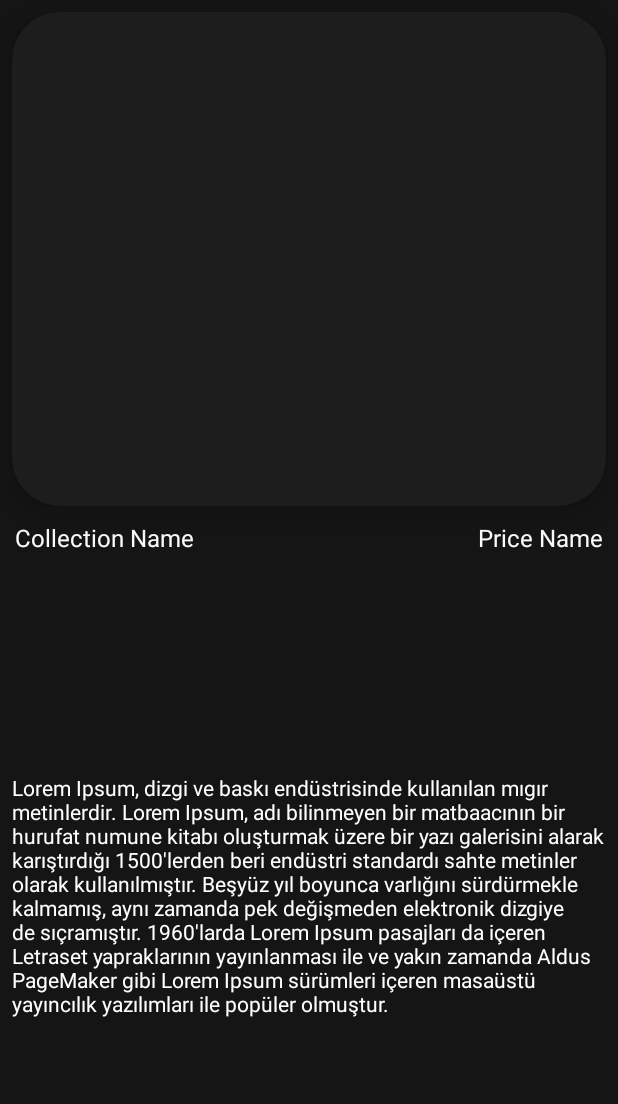
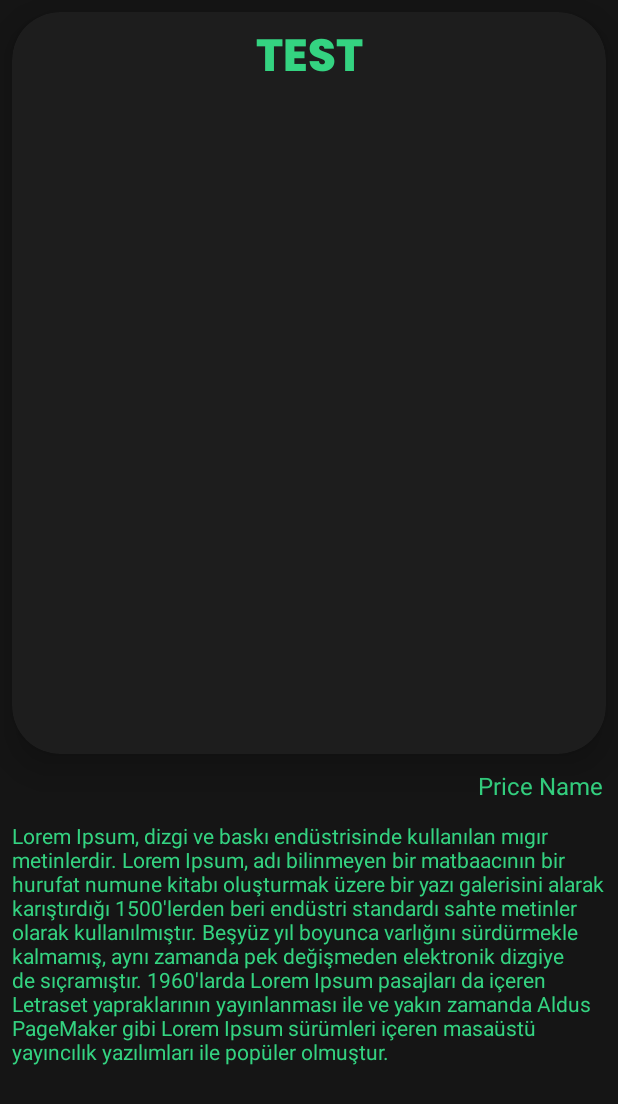
Before and after one commit to Akin-junior/HepsiburadaAndroidCaseStudy, an Android app: the layout fragment_detail.xml on its own in the app's theme, with its tools: preview values and no code run, on a phone screen of 412 x 824 dp. Shown: the top 1104 px of the screen. Run offline under Robolectric (Android 15) with nearby library versions, the phone set to English and light mode, and no system bars; network calls fail.

Commit message:
LastSearchedViewModel.kt room database created PureCollectionModel.kt add new parameters Visual improvements fragment_detail.xml and DetailFragment.kt Add progress barr for all images ImageViewExt.kt Date converted human readable format Description converted from html

```diff
--- a/app/build.gradle
+++ b/app/build.gradle
@@ -3,6 +3,7 @@ plugins {
     id 'kotlin-android'
     id 'kotlin-kapt'
     id ("androidx.navigation.safeargs.kotlin")
+    id 'kotlin-parcelize'
 }
 
 android {
--- a/app/src/main/AndroidManifest.xml
+++ b/app/src/main/AndroidManifest.xml
@@ -4,7 +4,7 @@
 
     <uses-permission android:name="android.permission.INTERNET" />
     <application
-        android:allowBackup="true"
+        android:allowBackup="false"
         android:icon="@mipmap/ic_launcher"
         android:label="@string/app_name"
         android:roundIcon="@mipmap/ic_launcher_round"
--- a/app/src/main/java/com/akin/casestudy/data/CategoriesDatabase.kt
+++ b/app/src/main/java/com/akin/casestudy/data/CategoriesDatabase.kt
@@ -3,11 +3,12 @@ package com.akin.casestudy.data
 import android.app.Application
 import androidx.room.*
 import com.akin.casestudy.data.models.CategoriesModel
+import com.akin.casestudy.data.models.LastSearchedModel
 
-@Database(entities = [CategoriesModel::class], version = 1, exportSchema = false)
+@Database(entities = [CategoriesModel::class,LastSearchedModel::class], version = 1, exportSchema = false)
 abstract class CategoriesDatabase : RoomDatabase() {
     abstract fun categoriesDao(): CategoriesDao
-   // abstract fun lastSearchedDao(): LastSearchedDao
+    abstract fun lastSearchedDao(): LastSearchedDao
 
     companion object {
         @Volatile
--- a/app/src/main/java/com/akin/casestudy/data/models/mapper/CollectionModelMapper.kt
+++ b/app/src/main/java/com/akin/casestudy/data/models/mapper/CollectionModelMapper.kt
@@ -13,10 +13,12 @@ fun Result.toDomain(): PureCollectionModel {
         price,
         trackName,
         description,
-        shortDescription,
+        longDescription,
         previewUrl,
         genres,
-        primaryGenreName
+        primaryGenreName,
+        kind,
+        formattedPrice
 
     )
 }
--- a/app/src/main/java/com/akin/casestudy/domain/factory/SearchViewModelFactory.kt
+++ b/app/src/main/java/com/akin/casestudy/domain/factory/SearchViewModelFactory.kt
@@ -8,5 +8,6 @@ import com.akin.casestudy.domain.repository.CollectionRepository
 class SearchViewModelFactory(private val repository: CollectionRepository) : ViewModelProvider.Factory {
     override fun <T : ViewModel?> create(modelClass: Class<T>): T {
         return SearchViewModel(repository) as T
+
     }
 }
--- a/app/src/main/res/layout/categories_item.xml
+++ b/app/src/main/res/layout/categories_item.xml
@@ -12,7 +12,6 @@
         android:background="@drawable/categories_notseleceted_bg"
         android:gravity="center"
         android:orientation="horizontal"
-
         >
 
         <ImageView
@@ -27,7 +26,7 @@
             android:layout_height="wrap_content"
             android:layout_marginStart="8dp"
             android:gravity="center"
-            android:textColor="@color/textColor"
+            android:textColor="@color/subTextColor"
             android:textSize="12sp"
             tools:text="Appetizer" />
 
--- a/app/src/main/res/layout/collections_item.xml
+++ b/app/src/main/res/layout/collections_item.xml
@@ -36,7 +36,7 @@
                 android:layout_marginBottom="10dp"
                 android:ellipsize="end"
                 android:maxLines="1"
-                android:textColor="@color/textColor"
+                android:textColor="@color/subTextColor"
                 app:layout_constraintBottom_toTopOf="@+id/collectionPriceText"
                 app:layout_constraintEnd_toEndOf="parent"
                 app:layout_constraintStart_toStartOf="parent"
@@ -49,7 +49,7 @@
                 android:layout_marginBottom="10dp"
                 android:ellipsize="end"
                 android:maxLines="2"
-                android:textColor="@color/textColor"
+                android:textColor="@color/subTextColor"
                 app:layout_constraintBottom_toTopOf="@+id/releaseDateText"
                 app:layout_constraintEnd_toEndOf="parent"
                 app:layout_constraintStart_toStartOf="parent"
@@ -62,7 +62,7 @@
                 android:layout_marginBottom="10dp"
                 android:ellipsize="end"
                 android:maxLines="2"
-                android:textColor="@color/textColor"
+                android:textColor="@color/subTextColor"
                 app:layout_constraintBottom_toBottomOf="parent"
                 app:layout_constraintEnd_toEndOf="parent"
                 app:layout_constraintStart_toStartOf="parent"
--- a/app/src/main/res/layout/fragment_detail.xml
+++ b/app/src/main/res/layout/fragment_detail.xml
@@ -12,46 +12,65 @@
         tools:context=".ui.fragment.DetailFragment">
 
         <androidx.cardview.widget.CardView
-          app:layout_constraintHeight_percent=".4"
-            app:cardElevation="15dp"
             android:id="@+id/detailFragmentCardView"
             android:layout_width="match_parent"
-
             android:layout_height="0dp"
             android:layout_margin="8dp"
             android:backgroundTint="@color/itemBgColor"
             app:cardCornerRadius="32dp"
+            app:cardElevation="15dp"
             app:layout_constraintEnd_toEndOf="parent"
+            app:layout_constraintHeight_percent=".6"
             app:layout_constraintStart_toStartOf="parent"
             app:layout_constraintTop_toTopOf="parent">
 
+            <androidx.constraintlayout.widget.ConstraintLayout
+                android:layout_width="match_parent"
+                android:layout_height="match_parent">
+
+                <TextView
+                    android:id="@+id/nameText"
+                    android:layout_width="wrap_content"
+                    android:layout_height="wrap_content"
+                    android:layout_marginTop="8dp"
+                    android:fontFamily="@font/poppinsextrabold"
+                    android:gravity="center"
+                    android:includeFontPadding="false"
+                    android:textColor="@color/textColor"
+                    android:textSize="30sp"
+                    app:layout_constraintEnd_toEndOf="parent"
+                    app:layout_constraintStart_toStartOf="parent"
+                    app:layout_constraintTop_toTopOf="parent"
+                    tools:text="TEST" />
 
                 <ImageView
                     android:id="@+id/detailFragmentImageView"
                     android:layout_width="match_parent"
-                android:layout_height="match_parent"
+                    android:layout_height="0dp"
                     android:layout_gravity="center"
                     android:layout_marginTop="10dp"
                     android:layout_marginBottom="10dp"
                     app:layout_constraintBottom_toBottomOf="parent"
                     app:layout_constraintEnd_toEndOf="parent"
                     app:layout_constraintStart_toStartOf="parent"
-                app:layout_constraintTop_toTopOf="parent" />
+                    app:layout_constraintTop_toBottomOf="@+id/nameText" />
+
+            </androidx.constraintlayout.widget.ConstraintLayout>
 
 
         </androidx.cardview.widget.CardView>
 
-        <com.akin.casestudy.components.CustomTitleTextView
+        <!--        <com.akin.casestudy.components.CustomTitleTextView-->
 
-            android:id="@+id/nameText"
-            android:layout_width="200dp"
-            android:layout_height="wrap_content"
-            android:layout_marginStart="10dp"
-            android:layout_marginTop="10dp"
-            android:textColor="@color/textColor"
-            app:layout_constraintStart_toStartOf="parent"
-            app:layout_constraintTop_toBottomOf="@+id/detailFragmentCardView"
-            tools:text="Collection Name" />
+        <!--            android:id="@+id/nameText"-->
+        <!--            android:layout_width="200dp"-->
+        <!--            android:layout_height="wrap_content"-->
+        <!--            android:layout_marginStart="10dp"-->
+        <!--            android:layout_marginTop="10dp"-->
+        <!--            android:textColor="@color/textColor"-->
+        <!--            app:layout_constraintStart_toStartOf="parent"-->
+        <!--            app:layout_constraintTop_toBottomOf="@+id/detailFragmentCardView"-->
+        <!--            tools:text="Collection Name" />-->
 
         <com.akin.casestudy.components.CustomTitleTextView
 
@@ -65,6 +84,16 @@
             app:layout_constraintTop_toBottomOf="@+id/detailFragmentCardView"
             tools:text="Price Name" />
 
+        <ScrollView
+            android:layout_width="match_parent"
+            android:layout_height="0dp"
+            app:layout_constraintBottom_toBottomOf="parent"
+            app:layout_constraintEnd_toEndOf="parent"
+            app:layout_constraintHeight_percent=".3"
+            app:layout_constraintHorizontal_bias="0.0"
+            app:layout_constraintStart_toStartOf="parent"
+            app:layout_constraintTop_toBottomOf="@+id/detailFragmentCardView"
+            app:layout_constraintVertical_bias="0.492">
 
             <TextView
                 android:id="@+id/detailText"
@@ -72,13 +101,9 @@
                 android:layout_height="wrap_content"
                 android:padding="8dp"
                 android:textColor="@color/textColor"
-            app:layout_constraintBottom_toBottomOf="parent"
-            app:layout_constraintEnd_toEndOf="parent"
+                tools:text="@string/lorem" />
 
-            app:layout_constraintStart_toStartOf="parent"
-
-            app:layout_constraintTop_toBottomOf="@+id/priceText"
-            tools:text="@string/lorem" />
+        </ScrollView>
 
 
     </androidx.constraintlayout.widget.ConstraintLayout>
--- a/app/src/main/res/values/colors.xml
+++ b/app/src/main/res/values/colors.xml
@@ -8,9 +8,9 @@
     <color name="black">#FF000000</color>
     <color name="white">#FFFFFFFF</color>
 
-    <color name="textColor">#FFFFFF</color>
-    <color name="subTextColor">#D7D7D7</color>
-    <color name="buttonColor">#34D381</color>
+    <color name="textColor">#34D381</color>
+    <color name="subTextColor">#FFFFFF</color>
+    <color name="buttonColor">#29D87E</color>
     <color name="bgColor">#151515</color>
     <color name="itemBgColor">#E81E1E1E</color>
     <color name="demo_dark_transparent">#24000000</color>
```
Also changed, not shown: app/src/main/java/com/akin/casestudy/data/LastSearchedDao.kt (+9 -8 lines), app/src/main/java/com/akin/casestudy/data/models/LastSearchedModel.kt (+19 -6 lines), app/src/main/java/com/akin/casestudy/data/models/Result.kt (+6 -5 lines), app/src/main/java/com/akin/casestudy/data/models/mapper/PureCollectionModel.kt (+6 -47 lines), app/src/main/java/com/akin/casestudy/domain/LastSearchedViewModel.kt (+19 -17 lines), app/src/main/java/com/akin/casestudy/domain/repository/LastSearchedRepository.kt (+9 -7 lines), app/src/main/java/com/akin/casestudy/ui/adapters/SearchAdapter.kt (+27 -16 lines), app/src/main/java/com/akin/casestudy/ui/fragment/DetailFragment.kt (+28 -25 lines), app/src/main/java/com/akin/casestudy/ui/fragment/SearchFragment.kt (+21 -17 lines), app/src/main/java/com/akin/casestudy/util/ImageViewExt.kt (+19 -2 lines). Lines whose indentation alone changed are shown as unchanged.
